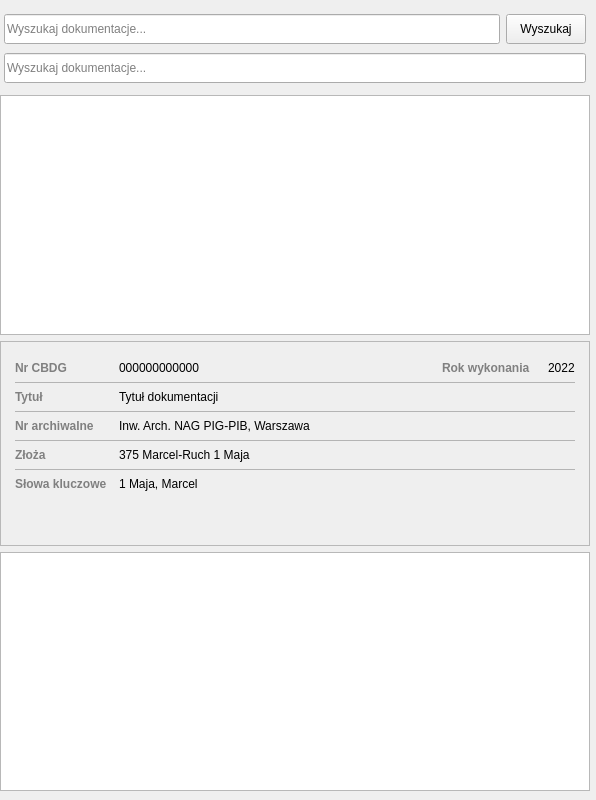
This is nag_archmap_dockwidget_base.ui in dszrek/NAG_ArchMap as Qt 5 draws it before an edit. The edited form follows.
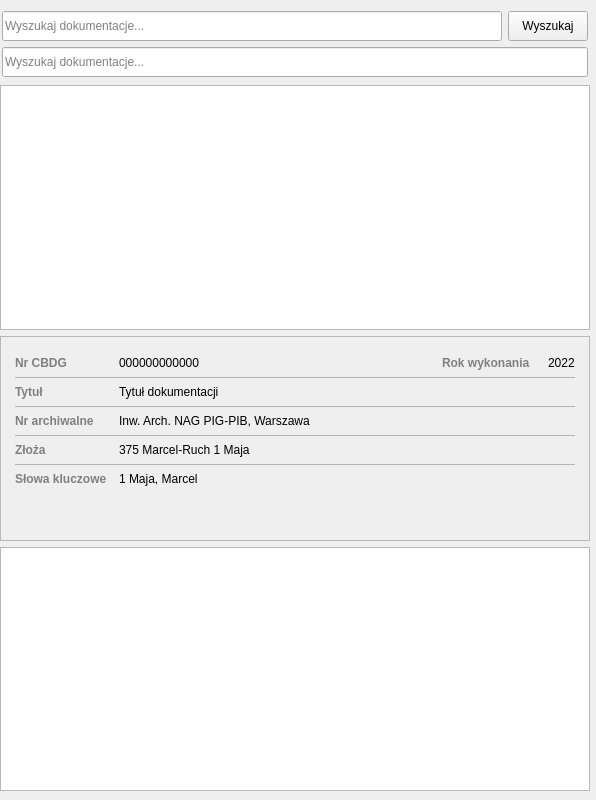
This is the edited form. Custom widgets are drawn as their Qt base class.

Commit message: Dodanie kolumn z identyfikatorami do tv_dok i tv_map

Patch:
```diff
--- a/nag_archmap_dockwidget_base.ui
+++ b/nag_archmap_dockwidget_base.ui
@@ -36,7 +36,7 @@
     <item>
      <widget class="QFrame" name="frm_search">
       <property name="sizePolicy">
-       <sizepolicy hsizetype="Expanding" vsizetype="Fixed">
+       <sizepolicy hsizetype="Expanding" vsizetype="Minimum">
         <horstretch>0</horstretch>
         <verstretch>0</verstretch>
        </sizepolicy>
@@ -44,7 +44,7 @@
       <property name="minimumSize">
        <size>
         <width>0</width>
-        <height>80</height>
+        <height>0</height>
        </size>
       </property>
       <property name="frameShape">
@@ -58,16 +58,16 @@
         <number>2</number>
        </property>
        <property name="leftMargin">
-        <number>2</number>
+        <number>0</number>
        </property>
        <property name="topMargin">
-        <number>2</number>
+        <number>0</number>
        </property>
        <property name="rightMargin">
-        <number>2</number>
+        <number>0</number>
        </property>
        <property name="bottomMargin">
-        <number>2</number>
+        <number>0</number>
        </property>
        <item>
         <widget class="QFrame" name="frm_search_1">
```
The commit also changes 2 other files.
